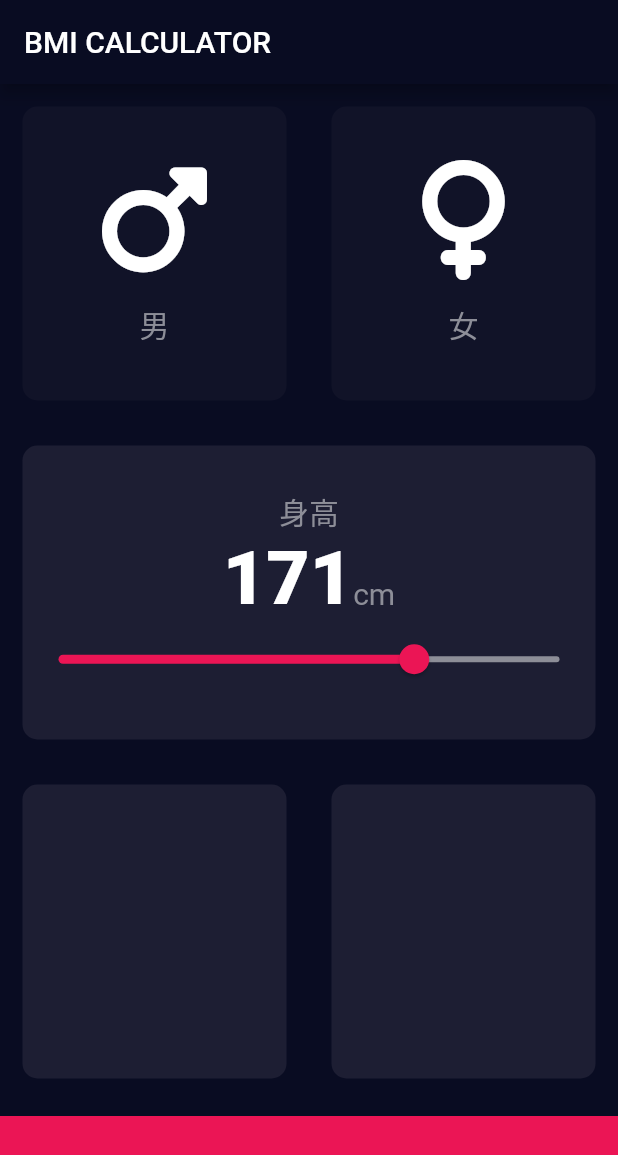
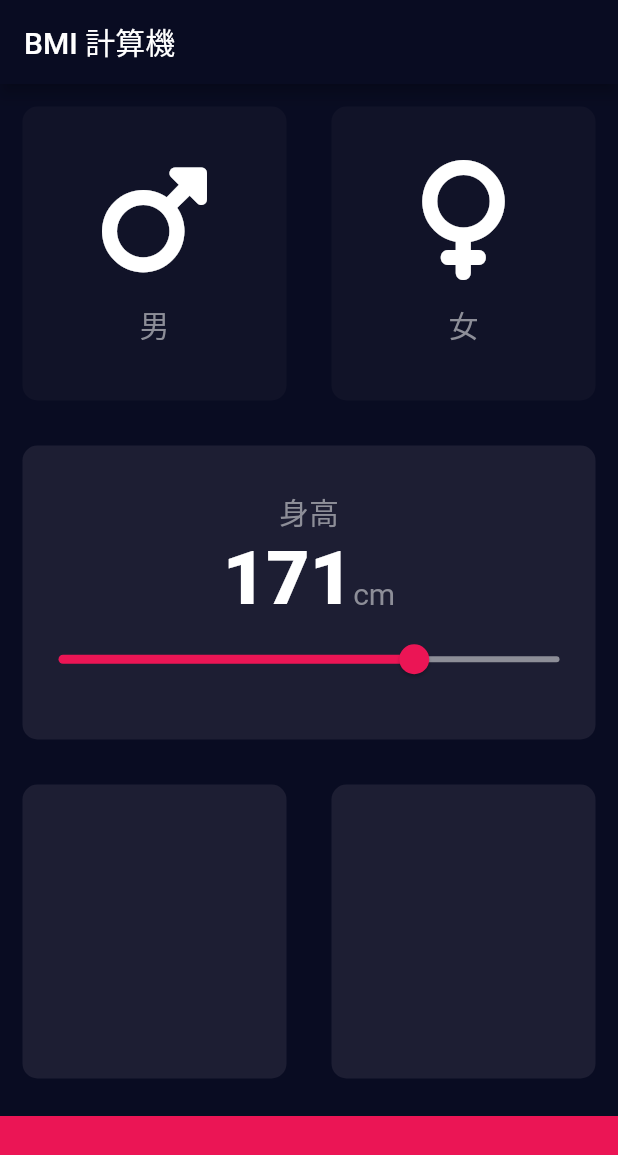
Before and after one commit to yusheng593/BMICalculator, a Flutter app: the screen it shows after launch, on a phone screen of 412 x 824 dp. Shown: the top 1155 px of the screen. Run offline on Flutter 3.47's test engine with Material 2 defaults, Android fonts, the phone set to English and light mode, and no system bars; our stand-ins replace font_awesome_flutter.

Commit message:
chrome(web)

```diff
--- a/lib/constants.dart
+++ b/lib/constants.dart
@@ -1,6 +1,7 @@
 import 'package:flutter/material.dart';
 import 'package:font_awesome_flutter/font_awesome_flutter.dart';
 
+const kAppBarTitle = 'BMI 計算機';
 const kBottomContainerHeight = 80.0;
 const kActiveCardColor = Color(0xFF1D1E33);
 const kInactiveCardColor = Color(0xFF111328);
--- a/lib/input_page.dart
+++ b/lib/input_page.dart
@@ -19,7 +19,7 @@ class InputPageState extends State<InputPage> {
   Widget build(BuildContext context) {
     return Scaffold(
       appBar: AppBar(
-        title: const Text('BMI CALCULATOR'),
+        title: const Text(kAppBarTitle),
       ),
       body: Column(
         crossAxisAlignment: CrossAxisAlignment.stretch,
```
